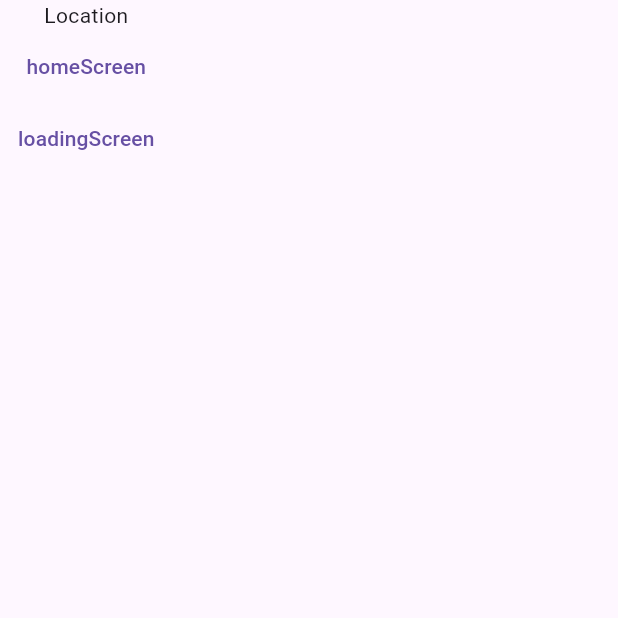
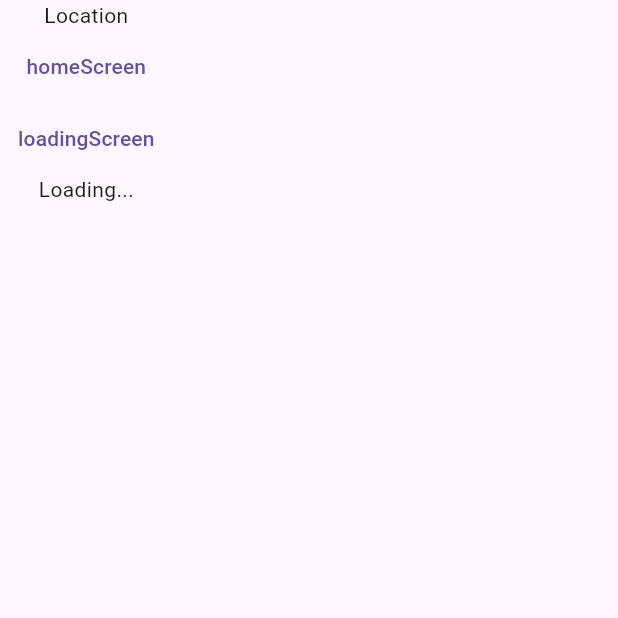
Before and after one commit to LukesRepositories/flutter_worldtime_app, a Flutter app: the screen it shows after launch, after a tap on "locationScreen", on a phone screen of 412 x 824 dp, the top half of it. Run offline on Flutter 3.47's test engine with Material 3 defaults, Android fonts, the phone set to English and light mode, and no system bars; network calls fail.

```diff
--- a/lib/pages/choose_location.dart
+++ b/lib/pages/choose_location.dart
@@ -1,4 +1,6 @@
 import 'package:flutter/material.dart';
+import 'package:http/http.dart';
+import 'dart:convert';
 
 class ChooseLocation extends StatefulWidget {
   const ChooseLocation({super.key});
@@ -8,8 +10,27 @@ class ChooseLocation extends StatefulWidget {
 }
 
 class _ChooseLocationState extends State<ChooseLocation> {
+
+  String foo1 = "Loading...";
+
+  @override
+  void initState() {
+    super.initState();
+    getData();
+  }
+
+  void getData() async {
+    Response response = await get(Uri.parse('https://jsonplaceholder.typicode.com/todos/1'));
+    Map data = jsonDecode(response.body) as Map;
+    print(data);
+    setState(() {
+      foo1 = data['title'];
+    });
+  }
+
   @override
   Widget build(BuildContext context) {
+    getData();
     return Scaffold(
       body: Column(
         children: [
@@ -25,8 +46,8 @@ class _ChooseLocationState extends State<ChooseLocation> {
               Navigator.pushNamed(context, '/');
             },
             child: Text("loadingScreen"),
-          )
-
+          ),
+          Text(foo1)
         ],
       ),
     );
--- a/pubspec.yaml
+++ b/pubspec.yaml
@@ -30,6 +30,7 @@ environment:
 dependencies:
   flutter:
     sdk: flutter
+  http: ^1.5.0
 
   # The following adds the Cupertino Icons font to your application.
   # Use with the CupertinoIcons class for iOS style icons.
```
Also changed, not shown: pubspec.lock.
